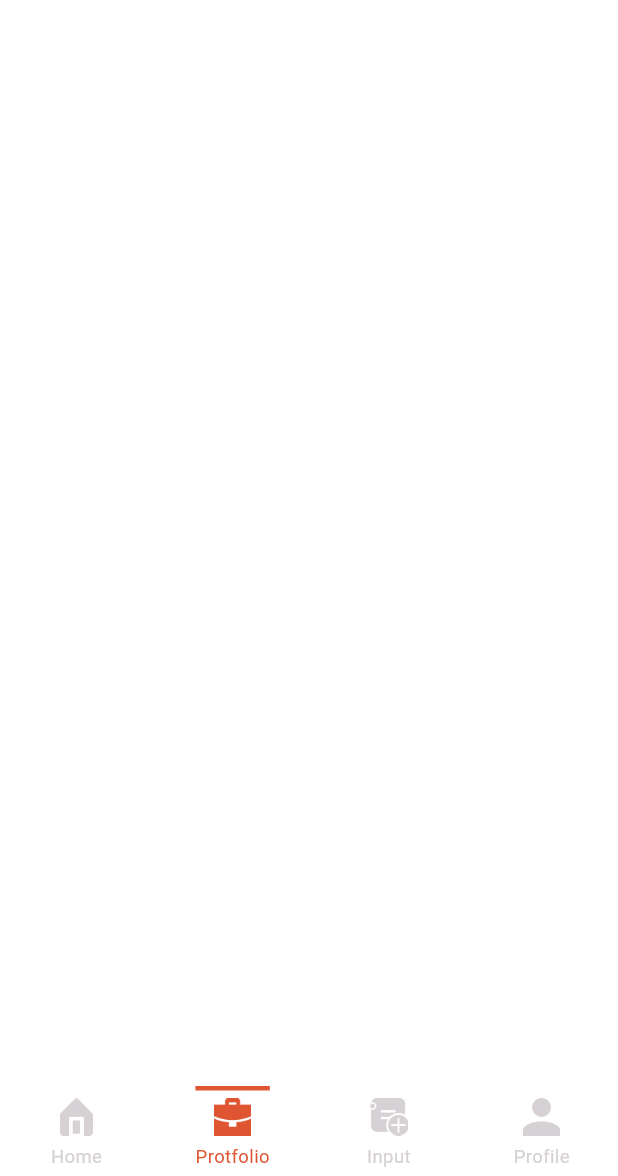
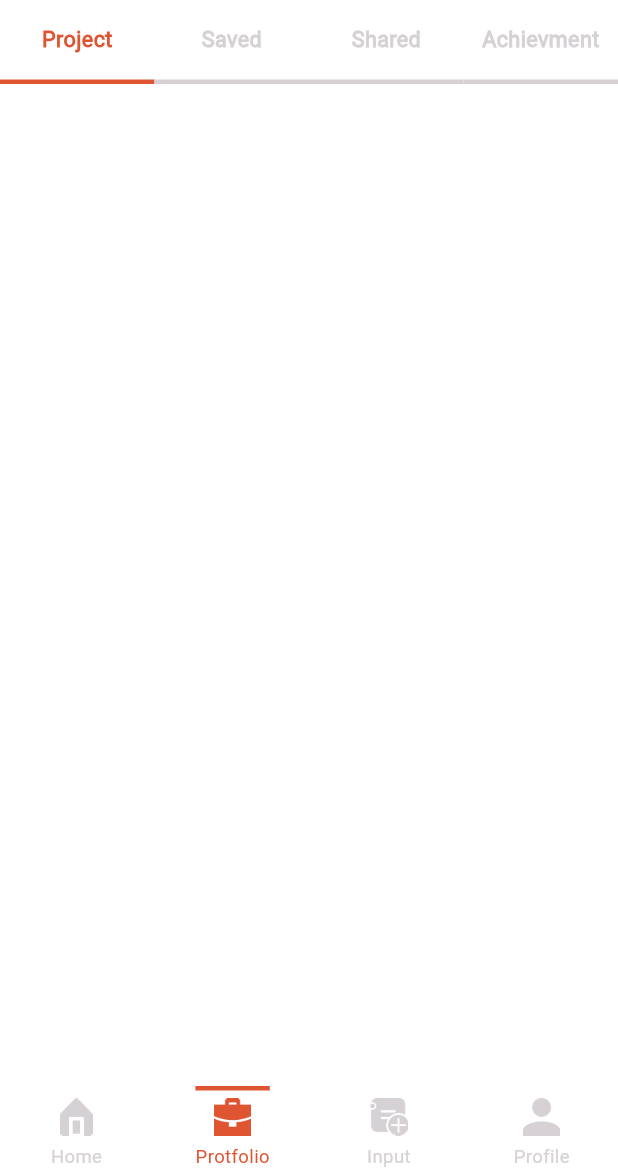
Before and after one commit to marcolous/Flutter-YolidayLLP-Task, a Flutter app: the screen it shows after launch, item 2 of the bottom bar chosen, on a phone screen of 412 x 824 dp, the part 60-1236 px from its top. Run offline on Flutter 3.47's test engine with Material 3 defaults, Android fonts, the phone set to English and light mode, and no system bars; our stand-ins replace gap.

Commit message:
finish protfolio view page controller

```diff
--- a/lib/feature/protfolio/presentation/view/protfolio_view.dart
+++ b/lib/feature/protfolio/presentation/view/protfolio_view.dart
@@ -1,10 +1,76 @@
 import 'package:flutter/material.dart';
+import 'package:yoliday_llp_task/feature/protfolio/presentation/view/screens/achievment.dart';
+import 'package:yoliday_llp_task/feature/protfolio/presentation/view/screens/project.dart';
+import 'package:yoliday_llp_task/feature/protfolio/presentation/view/screens/saved.dart';
+import 'package:yoliday_llp_task/feature/protfolio/presentation/view/screens/shared.dart';
+import 'package:yoliday_llp_task/feature/protfolio/presentation/view/widgets/protfolio_item.dart';
 
-class ProtfolioView extends StatelessWidget {
+class ProtfolioView extends StatefulWidget {
   const ProtfolioView({super.key});
 
   @override
+  State<ProtfolioView> createState() => _ProtfolioViewState();
+}
+
+class _ProtfolioViewState extends State<ProtfolioView> {
+  final PageController _pageController = PageController();
+  int _activeIndex = 0;
+
+  void _onItemTapped(int index) {
+    setState(() {
+      _activeIndex = index;
+    });
+    _pageController.animateToPage(index,
+        duration: const Duration(milliseconds: 300), curve: Curves.easeInOut);
+  }
+
+  @override
+  void dispose() {
+    _pageController.dispose();
+    super.dispose();
+  }
+
+  @override
   Widget build(BuildContext context) {
-    return ListView();
+    return Column(
+      children: [
+        Row(
+          mainAxisAlignment: MainAxisAlignment.spaceBetween,
+          children: [
+            ProtfolioItem(
+              title: 'Project',
+              isActive: _activeIndex == 0,
+              onTap: () => _onItemTapped(0),
+            ),
+            ProtfolioItem(
+              title: 'Saved',
+              isActive: _activeIndex == 1,
+              onTap: () => _onItemTapped(1),
+            ),
+            ProtfolioItem(
+              title: 'Shared',
+              isActive: _activeIndex == 2,
+              onTap: () => _onItemTapped(2),
+            ),
+            ProtfolioItem(
+              title: 'Achievment',
+              isActive: _activeIndex == 3,
+              onTap: () => _onItemTapped(3),
+            ),
+          ],
+        ),
+        Expanded(
+          child: PageView(
+            controller: _pageController,
+            children: [
+              Project(),
+              Saved(),
+              Shared(),
+              Achievment(),
+            ],
+          ),
+        ),
+      ],
+    );
   }
 }
--- /dev/null
+++ b/lib/feature/protfolio/presentation/view/screens/achievment.dart
@@ -0,0 +1,10 @@
+import 'package:flutter/material.dart';
+
+class Achievment extends StatelessWidget {
+  const Achievment({super.key});
+
+  @override
+  Widget build(BuildContext context) {
+    return  Container();
+  }
+}
--- /dev/null
+++ b/lib/feature/protfolio/presentation/view/screens/project.dart
@@ -0,0 +1,14 @@
+import 'package:flutter/material.dart';
+
+class Project extends StatelessWidget {
+  const Project({super.key});
+
+  @override
+  Widget build(BuildContext context) {
+    return const Column(
+      children: [
+
+      ],
+    );
+  }
+}
--- /dev/null
+++ b/lib/feature/protfolio/presentation/view/screens/saved.dart
@@ -0,0 +1,10 @@
+import 'package:flutter/material.dart';
+
+class Saved extends StatelessWidget {
+  const Saved({super.key});
+
+  @override
+  Widget build(BuildContext context) {
+    return  Container();
+  }
+}
--- /dev/null
+++ b/lib/feature/protfolio/presentation/view/screens/shared.dart
@@ -0,0 +1,10 @@
+import 'package:flutter/material.dart';
+
+class Shared extends StatelessWidget {
+  const Shared({super.key});
+
+  @override
+  Widget build(BuildContext context) {
+    return Container();
+  }
+}
--- /dev/null
+++ b/lib/feature/protfolio/presentation/view/widgets/protfolio_item.dart
@@ -0,0 +1,46 @@
+import 'package:flutter/material.dart';
+import 'package:yoliday_llp_task/core/styles/styles.dart';
+
+class ProtfolioItem extends StatelessWidget {
+  const ProtfolioItem({
+    super.key,
+    required this.title,
+    required this.isActive,
+    required this.onTap,
+  });
+  final String title;
+  final bool isActive;
+  final void Function() onTap;
+  @override
+  Widget build(BuildContext context) {
+    return Expanded(
+      child: GestureDetector(
+        onTap: onTap,
+        child: Container(
+          height: 40,
+          decoration: BoxDecoration(
+            border: Border(
+              bottom: BorderSide(
+                color: isActive ? Color(0xffDF5532) : const Color(0xffD6D1D5),
+                width: 3,
+              ),
+            ),
+          ),
+          child: Column(
+            mainAxisAlignment: MainAxisAlignment.start,
+            children: [
+              Text(
+                title,
+                style: Styles.style14SemiBold(context).copyWith(
+                  color: isActive
+                      ? const Color(0xffDF5532)
+                      : const Color(0xffD6D1D5),
+                ),
+              )
+            ],
+          ),
+        ),
+      ),
+    );
+  }
+}
```
Also changed, not shown: lib/core/widgets/custom_bottom_nav_icon_bg.dart (+4 -4 lines).
